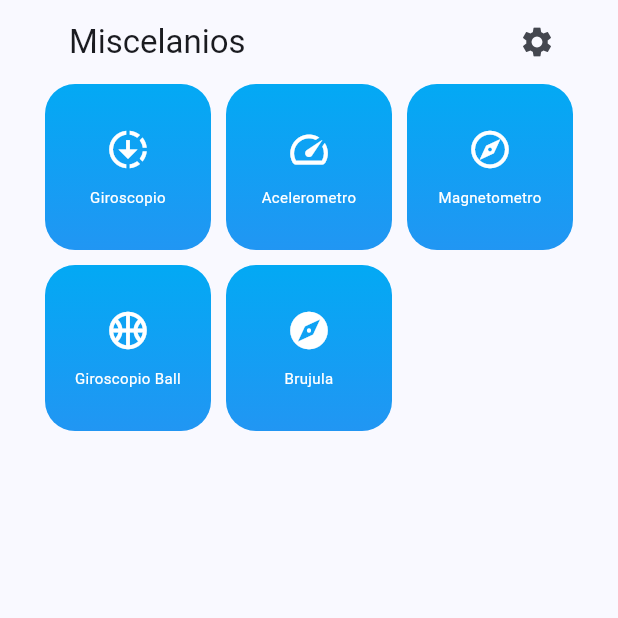
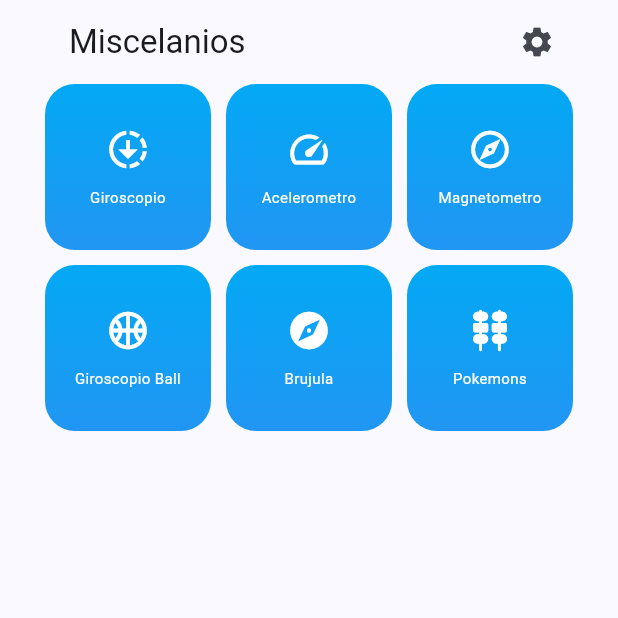
Before and after one commit to Williamparededl1/miscelaneos, a Flutter app: the screen it shows after launch, on a phone screen of 412 x 824 dp, the top half of it. Run offline on Flutter 3.47's test engine with Material 3 defaults, Android fonts, the phone set to English and light mode, and no system bars; our stand-ins replace flutter_compass, flutter_riverpod, go_router, google_fonts, permission_handler, sensors_plus.

```diff
--- a/lib/config/router/app_router.dart
+++ b/lib/config/router/app_router.dart
@@ -34,4 +34,8 @@ final router = GoRouter(routes: [
     path: '/asklocation',
     builder: (context, state) => const AskLocationScreen(),
   ),
+  GoRoute(
+    path: '/pokemons',
+    builder: (context, state) => const PokemonsScreen(),
+  ),
 ]);
--- a/lib/presentation/screens/screens.dart
+++ b/lib/presentation/screens/screens.dart
@@ -2,3 +2,4 @@ export 'home/home_screen.dart';
 export 'permissions/permissions_screen.dart';
 export 'permissions/ask_location_screen.dart';
 export 'sensors/sensors.dart';
+export 'pokemons/pokemons_screen.dart';
--- a/lib/presentation/widgets/shared/main_menu.dart
+++ b/lib/presentation/widgets/shared/main_menu.dart
@@ -16,6 +16,7 @@ final menuItems = <MenuItem>[
   MenuItem(
       'Giroscopio Ball', Icons.sports_basketball_outlined, '/gyroscope-ball'),
   MenuItem('Brujula', Icons.explore, '/compass'),
+  MenuItem('Pokemons', Icons.kebab_dining_rounded, '/pokemons'),
 ];
 
 class MainMenu extends StatelessWidget {
```
Also changed, not shown: lib/presentation/screens/pokemons/pokemons_screen.dart (added, +36 -0 lines).
